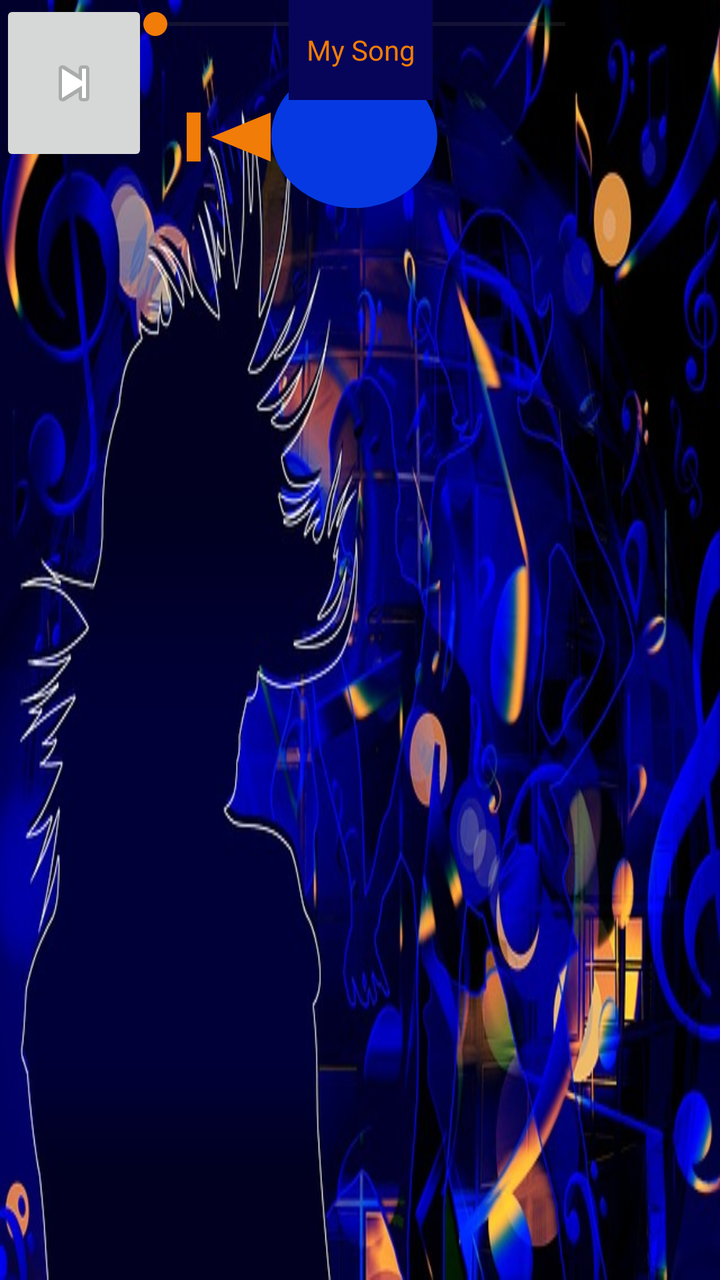
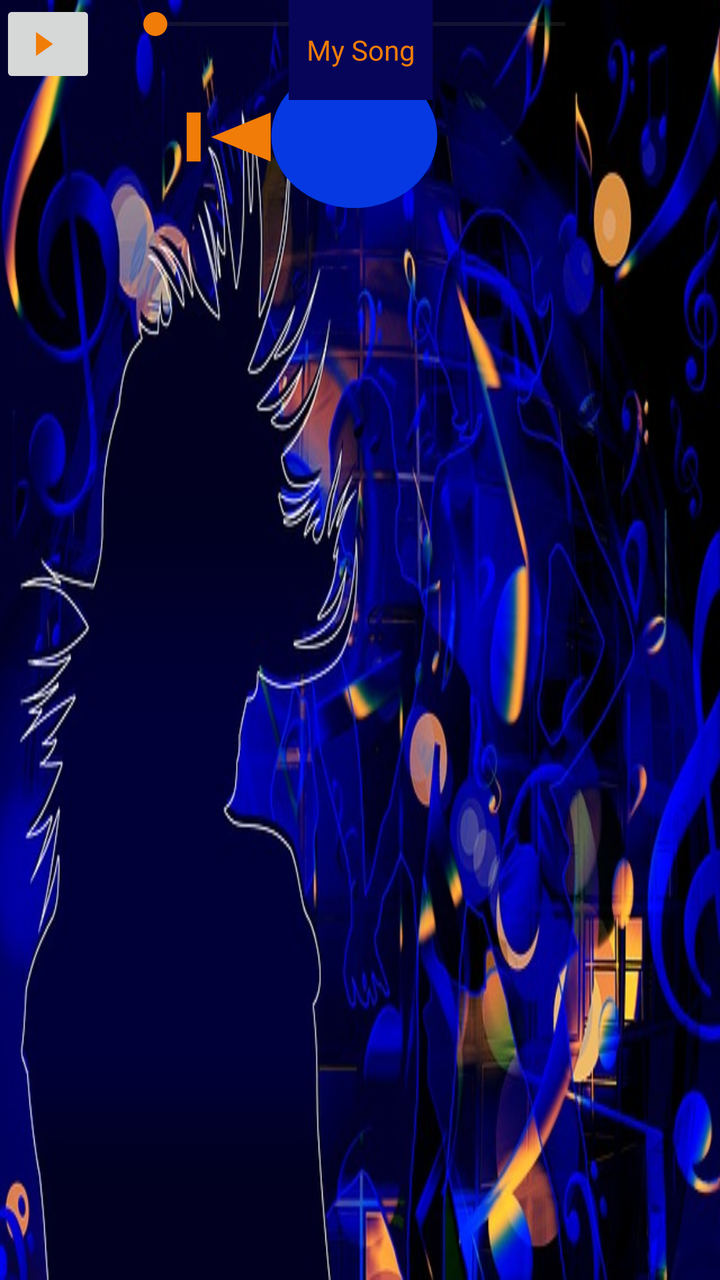

Screens rendered from an Android XML layout before and after an edit, with the pre-edit source and the edit as a unified diff.
<!-- AndroidManifest.xml: application theme Theme.57Lesson_audio -->
<!-- res/layout/activity_main.xml -->
<?xml version="1.0" encoding="utf-8"?>
<androidx.constraintlayout.widget.ConstraintLayout xmlns:android="http://schemas.android.com/apk/res/android"
    xmlns:app="http://schemas.android.com/apk/res-auto"
    xmlns:tools="http://schemas.android.com/tools"
    android:layout_width="match_parent"
    android:layout_height="match_parent"
    android:background="@drawable/background"
    android:contextClickable="false"
    android:textAlignment="textEnd"
    tools:context=".MainActivity">

    <ImageButton
        android:id="@+id/skipLeft"
        android:layout_width="84dp"
        android:layout_height="49dp"
        android:layout_marginTop="20dp"
        android:background="@drawable/skip_left"
        app:layout_constraintEnd_toEndOf="parent"
        app:layout_constraintHorizontal_bias="0.262"
        app:layout_constraintStart_toStartOf="parent"
        app:layout_constraintTop_toBottomOf="@+id/volumeSeekBar" />


    <ImageButton
        android:id="@+id/skipRight"
        android:layout_width="74dp"
        android:layout_height="83dp"
        android:src="@android:drawable/ic_media_next"
        tools:layout_editor_absoluteX="0dp"
        tools:layout_editor_absoluteY="-1dp" />

    <SeekBar
        android:id="@+id/volumeSeekBar"
        android:layout_width="237dp"
        android:layout_height="24dp"
        android:progressTint="@color/dark_orange"
        android:thumbTint="@color/dark_orange"
        app:layout_constraintEnd_toEndOf="parent"
        app:layout_constraintStart_toStartOf="parent"
        tools:layout_editor_absoluteY="420dp" />

    <ImageView
        android:id="@+id/imageView1"
        android:layout_width="83dp"
        android:layout_height="72dp"
        android:layout_marginTop="32dp"
        android:layout_marginBottom="157dp"
        android:background="@drawable/circle"
        app:layout_constraintBottom_toTopOf="@+id/playButton"
        app:layout_constraintEnd_toEndOf="parent"
        app:layout_constraintHorizontal_bias="0.49"
        app:layout_constraintStart_toStartOf="parent"
        app:layout_constraintTop_toTopOf="parent"
        app:layout_constraintVertical_bias="0.911"
        app:srcCompat="@drawable/circle" />

    <TextView
        android:id="@+id/textView"
        android:layout_width="72dp"
        android:layout_height="50dp"
        android:background="@color/black_blue"
        android:gravity="center"
        android:text="My Song"
        android:textAlignment="center"
        android:textColor="@color/dark_orange"
        app:layout_constraintEnd_toEndOf="@+id/volumeSeekBar"
        app:layout_constraintStart_toStartOf="@+id/volumeSeekBar"
        tools:layout_editor_absoluteY="318dp" />


</androidx.constraintlayout.widget.ConstraintLayout>
<!-- resources referenced by this layout -->
<resources>
  <color name="black_blue">#070559</color>
  <color name="dark_orange">#f17c07</color>
  <!-- drawable background: jpg bitmap (drawable, 78062 bytes) -->
  <!-- drawable circle (drawable) -->
  <?xml version="1.0" encoding="utf-8"?>
  <shape xmlns:android="http://schemas.android.com/apk/res/android"
      android:shape="oval">
      <solid
          android:color="@color/dark_blue"/>
      <size
          android:height="120dp"
          android:width="120dp"/>
  
  
  </shape>
  <!-- drawable skip_left (drawable) -->
  <vector xmlns:android="http://schemas.android.com/apk/res/android" android:height="24dp" android:tint="#F17C07" android:viewportHeight="24" android:viewportWidth="24" android:width="24dp">
        
      <path android:fillColor="@android:color/white" android:pathData="M6,6h2v12L6,18zM9.5,12l8.5,6L18,6z"/>
      
  </vector>
  <style name="Theme.57Lesson_audio" parent="Base.Theme.57Lesson_audio" />
  <color name="dark_blue">#0639E1</color>
  <style name="Base.Theme.57Lesson_audio" parent="Theme.Material3.DayNight.NoActionBar">
          
          
      </style>
</resources>

<!-- the commit's change to res/layout/activity_main.xml (unified diff, before → after) -->
@@ -10,7 +10,7 @@
     tools:context=".MainActivity">
 
     <ImageButton
-        android:id="@+id/skipLeft"
+        android:id="@+id/skipLeftButton"
         android:layout_width="84dp"
         android:layout_height="49dp"
         android:layout_marginTop="20dp"
@@ -20,14 +20,6 @@
         app:layout_constraintStart_toStartOf="parent"
         app:layout_constraintTop_toBottomOf="@+id/volumeSeekBar" />
 
-
-    <ImageButton
-        android:id="@+id/skipRight"
-        android:layout_width="74dp"
-        android:layout_height="83dp"
-        android:src="@android:drawable/ic_media_next"
-        tools:layout_editor_absoluteX="0dp"
-        tools:layout_editor_absoluteY="-1dp" />
 
     <SeekBar
         android:id="@+id/volumeSeekBar"
@@ -46,7 +38,6 @@
         android:layout_marginTop="32dp"
         android:layout_marginBottom="157dp"
         android:background="@drawable/circle"
-        app:layout_constraintBottom_toTopOf="@+id/playButton"
         app:layout_constraintEnd_toEndOf="parent"
         app:layout_constraintHorizontal_bias="0.49"
         app:layout_constraintStart_toStartOf="parent"
@@ -67,5 +58,21 @@
         app:layout_constraintStart_toStartOf="@+id/volumeSeekBar"
         tools:layout_editor_absoluteY="318dp" />
 
+    <ImageButton
+        android:id="@+id/skipRightButton"
+        android:layout_width="wrap_content"
+        android:layout_height="wrap_content"
+        app:srcCompat="@drawable/skip_right"
+        tools:layout_editor_absoluteX="283dp"
+        tools:layout_editor_absoluteY="470dp" />
+
+    <ImageButton
+        android:id="@+id/playButton"
+        android:layout_width="wrap_content"
+        android:layout_height="wrap_content"
+        app:srcCompat="@drawable/play"
+        tools:layout_editor_absoluteX="197dp"
+        tools:layout_editor_absoluteY="466dp" />
+
 
 </androidx.constraintlayout.widget.ConstraintLayout>
<!-- resource entries referenced after the edit -->
@@ -15,10 +15,22 @@
   
   
   </shape>
+  <!-- drawable play (drawable) -->
+  <vector xmlns:android="http://schemas.android.com/apk/res/android" android:height="24dp" android:tint="#F17C07" android:viewportHeight="24" android:viewportWidth="24" android:width="24dp">
+        
+      <path android:fillColor="@android:color/white" android:pathData="M14.5,12l-8.5,6L6,6z"/>
+      
+  </vector>
   <!-- drawable skip_left (drawable) -->
   <vector xmlns:android="http://schemas.android.com/apk/res/android" android:height="24dp" android:tint="#F17C07" android:viewportHeight="24" android:viewportWidth="24" android:width="24dp">
         
       <path android:fillColor="@android:color/white" android:pathData="M6,6h2v12L6,18zM9.5,12l8.5,6L18,6z"/>
+      
+  </vector>
+  <!-- drawable skip_right (drawable) -->
+  <vector xmlns:android="http://schemas.android.com/apk/res/android" android:height="24dp" android:tint="#F17C07" android:viewportHeight="24" android:viewportWidth="24" android:width="24dp">
+        
+      <path android:fillColor="@android:color/white" android:pathData="M18,6h-2v12h2zM14.5,12l-8.5,6L6,6z"/>
       
   </vector>
   <style name="Theme.57Lesson_audio" parent="Base.Theme.57Lesson_audio" />
